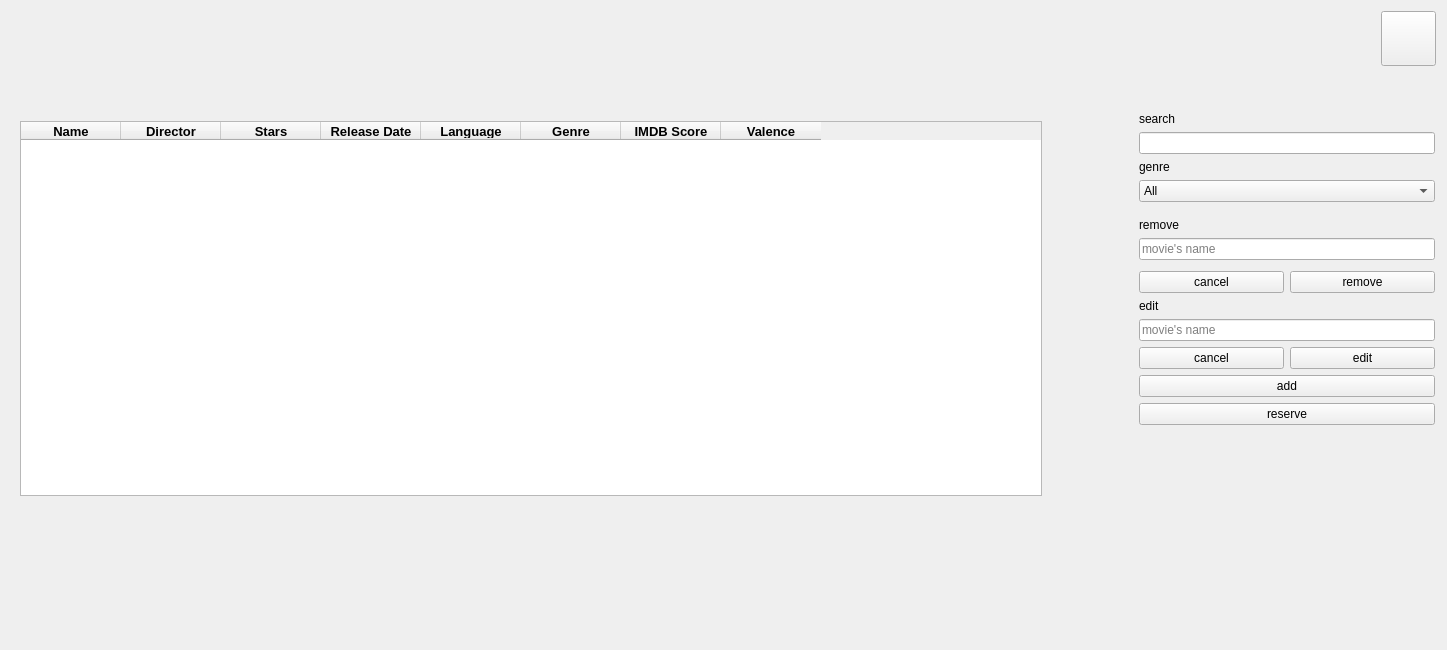
Qt form home.ui (EotDc35F/project) before a commit.
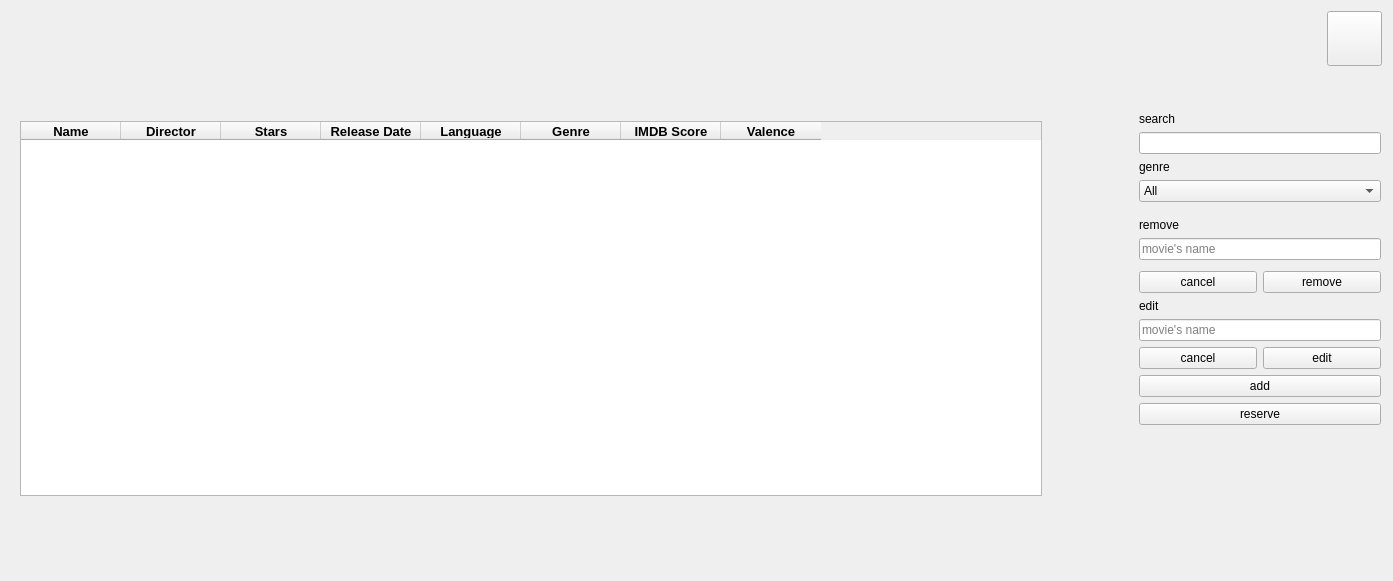
The same form after that commit. Icons and pictures are not drawn.

```diff
--- a/home.ui
+++ b/home.ui
@@ -6,8 +6,8 @@
    <rect>
     <x>0</x>
     <y>0</y>
-    <width>1447</width>
-    <height>650</height>
+    <width>1393</width>
+    <height>581</height>
    </rect>
   </property>
   <property name="sizePolicy">
```
